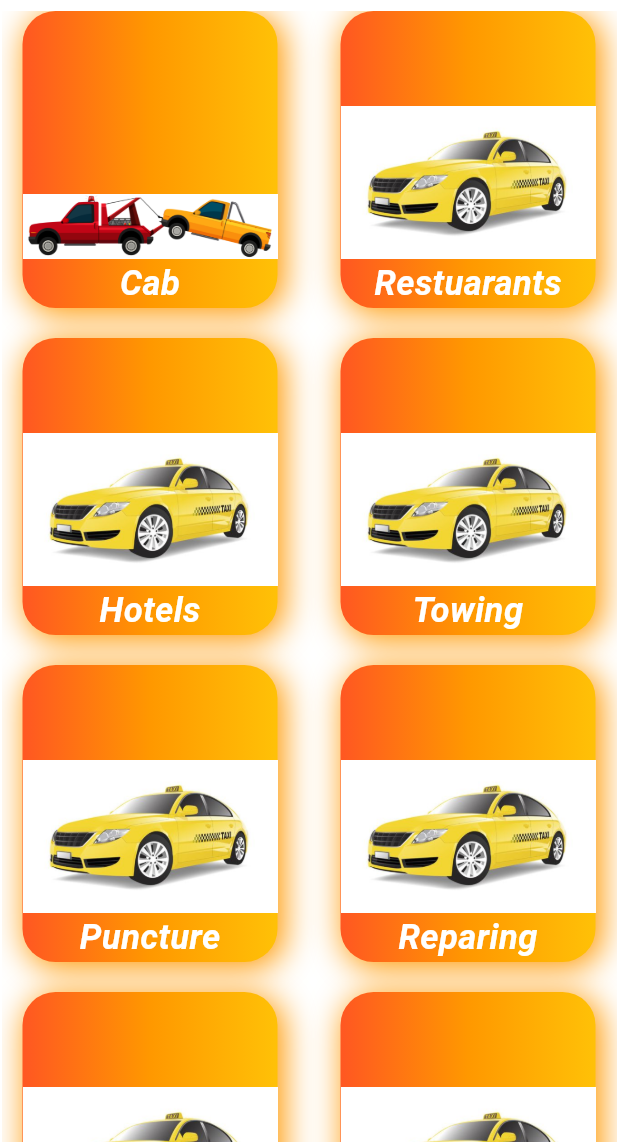
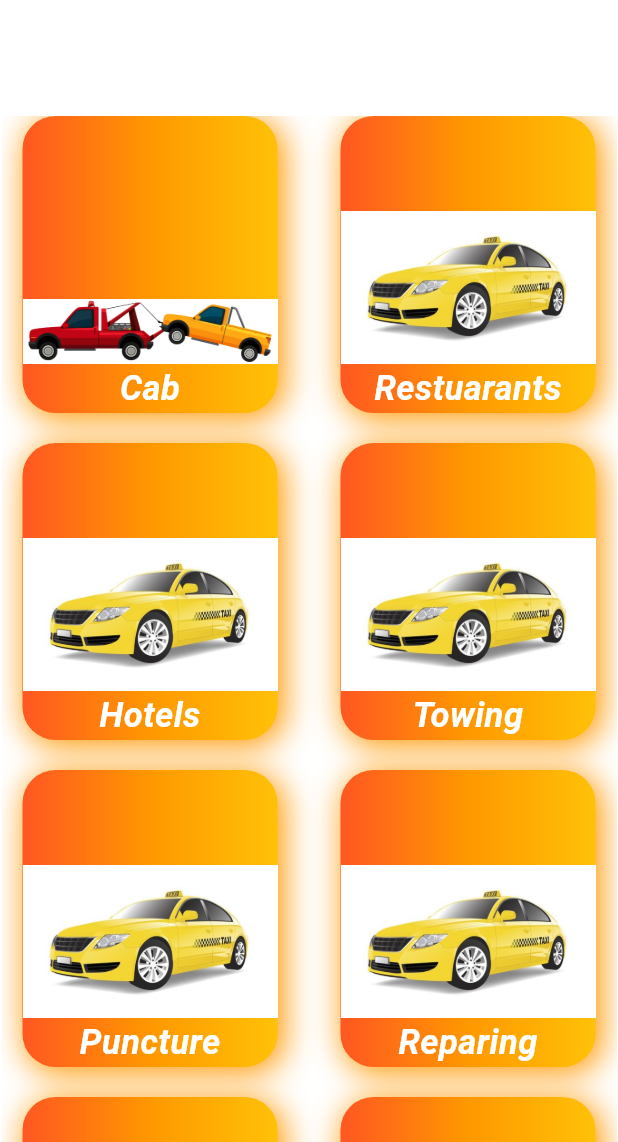
Before and after one commit to Pratham116-wq/quick-cab, a Flutter app: the screen it shows after launch, on a phone screen of 412 x 824 dp, the part 94-1236 px from its top. Run offline on Flutter 3.47's test engine with Material 3 defaults, Android fonts, the phone set to English and light mode, and no system bars; drawn by our look-alikes of flutter_slider_drawer, google_mobile_ads; our stand-ins replace get, lottie, percent_indicator; missing offline and left inert: otp_pin_field, rounded_tabbar_widget.

Commit message:
add generator

```diff
--- a/lib/Screens/homeScreen.dart
+++ b/lib/Screens/homeScreen.dart
@@ -5,6 +5,7 @@ import 'package:get/get.dart';
 import 'package:get/get_core/src/get_main.dart';
 import 'package:percent_indicator/circular_percent_indicator.dart';
 import '../Controllers/home_page_controller.dart';
+import 'package:google_mobile_ads/google_mobile_ads.dart';
 
 class HomePage extends StatefulWidget {
   const HomePage({Key? key}) : super(key: key);
@@ -14,7 +15,6 @@ class HomePage extends StatefulWidget {
 }
 
 List<String> Tab_icons = [
-
   "assets/images/towing.jpg",
   "assets/images/cabimage.jpg",
   "assets/images/cabimage.jpg",
@@ -37,7 +37,6 @@ List<String> title = [
   "Drivers",
   "Fuels",
   "Hospitals",
-
 ];
 
 class _HomePageState extends State<HomePage> {
@@ -59,6 +58,9 @@ class _HomePageState extends State<HomePage> {
         slider: Container(
           child: Column(
             children: [
+
+
+
               Container(
                 height: height * 0.23,
                 width: width * 1.0,
@@ -140,8 +142,27 @@ class _HomePageState extends State<HomePage> {
             ],
           ),
         ),
+        child: Column(
+          children: [
+            Padding(
+              padding: const EdgeInsets.symmetric(horizontal: 8.0),
               child: Container(
-
+                height: 70, // Set your desired height
+                child: AdWidget(
+                  ad: BannerAd(
+                    adUnitId: 'your_banner_ad_unit_id',
+                    request: AdRequest(),
+                    size: AdSize.banner,
+                    listener: BannerAdListener(
+                      onAdFailedToLoad: (Ad ad, LoadAdError error) {
+                        ad.dispose();
+                      },
+                    ),
+                  ),
+                ),
+              ),
+            ),
+            Expanded(
               child: Padding(
                             padding: const EdgeInsets.symmetric(horizontal: 1.0),
                             child: GridView.builder(
@@ -168,7 +189,6 @@ class _HomePageState extends State<HomePage> {
                                   Colors.orange,
                                   Colors.amber
                                 ]),
-
                             boxShadow: [
                         BoxShadow(
                         color: Colors.orange,
@@ -199,7 +219,10 @@ class _HomePageState extends State<HomePage> {
                     ),
                   );
                 }),
-        )),
+                          ),
+            ),
+          ],
+        ),
       ),
     );
   }
```
Also changed, not shown: assets/fonts/heading.ttf (added). Lines whose indentation alone changed are shown as unchanged.
